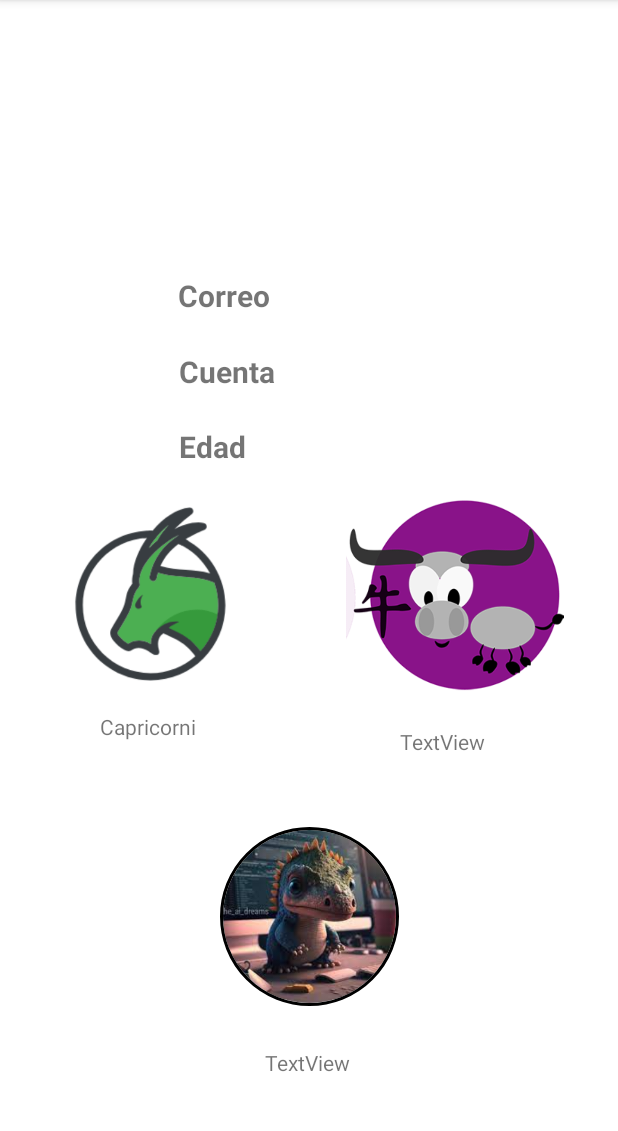
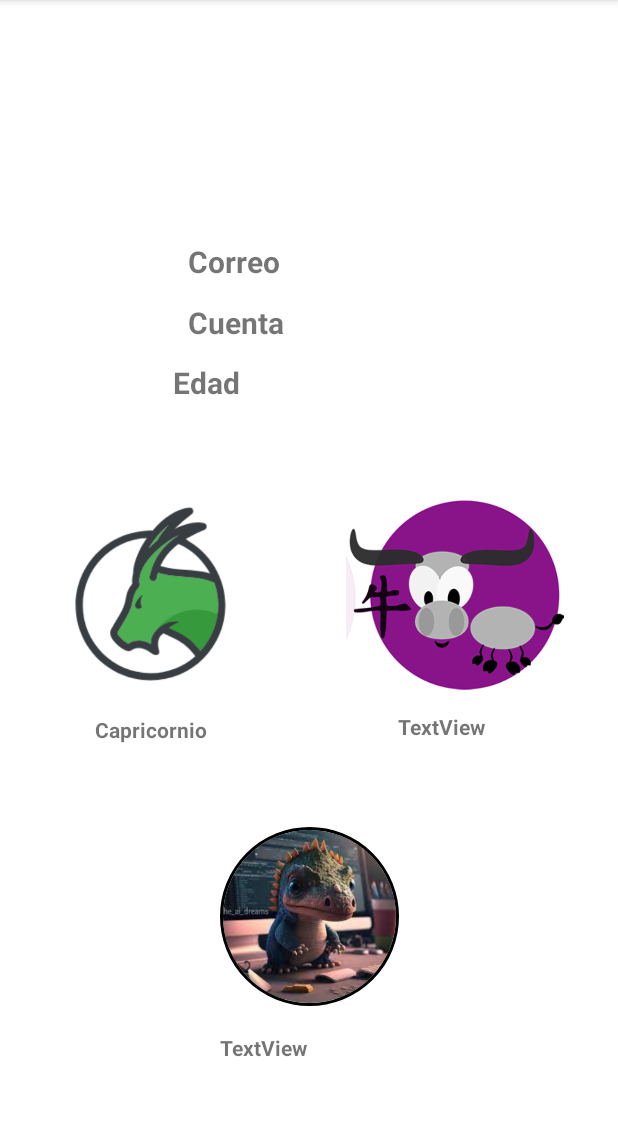
Before and after one commit to PaulafloresS/EJ1computoMovil, an Android app: the Datos screen opened directly, with no data from a screen before it, on a phone screen of 412 x 824 dp, the part 84-1215 px from its top. Run offline under Robolectric (Android 15) with nearby library versions, the light colour scheme and no system bars; our stand-ins replace CircleImageView.

Commit message:
Ya quedó lista la app

```diff
--- a/Ej1/app/src/main/java/com/example/ej1/Datos.kt
+++ b/Ej1/app/src/main/java/com/example/ej1/Datos.kt
@@ -31,7 +31,7 @@ class Datos : AppCompatActivity() {
         binding.idtvApellido.text = nombre
         binding.idtvNombre.text = apellido
 
-        //carreras
+        //CARRERAS
         if(valorSeleccionado == 1) {
             binding.tvprefesion.text = getString(R.string.carrera1)
             binding.ivprofesion.setImageResource(R.drawable.aeroespacial)
@@ -107,9 +107,9 @@ class Datos : AppCompatActivity() {
         }
 
         Log.d("fecha","${mes}"+" "+" "+"${dia}")
-       zodiaco(dia,mes)
 
-        //calculando el horoscopo chino
+
+        //HOROSCOPO CHINO
         if(year==1936 || year==1948 || year==1960 || year==1972 ||year==1984 ||year==1996 || year==2008){
             binding.tvChino.text= getString(R.string.rata)
             binding.ivchino.setImageResource(R.drawable.rata)
@@ -158,73 +158,71 @@ class Datos : AppCompatActivity() {
             binding.tvChino.text = getString(R.string.cerdo)
             binding.ivchino.setImageResource(R.drawable.cerdo)
         }
-
+        //SIGNO ZODIACAL
+        if(mes == 1 && dia >= 20 || mes == 2 && dia <= 19){
+            binding.tvZodiacal.text = getString(R.string.acuario)
+            binding.ivZodiaco.setImageResource(R.drawable.acuario)
         }
-
-    private  fun zodiaco(dia: Int, mes: Int) {
-        when {
-            (mes == 1 && dia >= 20 || mes == 2 && dia <= 19) -> {
+        if(mes == 1 && dia >= 20 || mes == 2 && dia <= 19){
             binding.tvZodiacal.text = getString(R.string.acuario)
             binding.ivZodiaco.setImageResource(R.drawable.acuario)
         }
 
-            (mes == 2 && dia >= 19 || mes == 3 && dia <= 20) -> {
+        if(mes == 2 && dia >= 19 || mes == 3 && dia <= 20) {
             binding.tvZodiacal.text = getString(R.string.picis)
             binding.ivZodiaco.setImageResource(R.drawable.piscis)
         }
 
-            (mes == 12 && dia >= 22 || mes == 1 && dia <= 19) -> {
+        if(mes == 12 && dia >= 22 || mes == 1 && dia <= 19) {
             binding.tvZodiacal.text = getString(R.string.capricornio)
             binding.ivZodiaco.setImageResource(R.drawable.capricornio)
         }
 
-            (mes == 11 && dia >= 22 || mes == 12 && dia <= 21) -> {
+        if(mes == 11 && dia >= 22 || mes == 12 && dia <= 21){
             binding.tvZodiacal.text = getString(R.string.sagitario)
             binding.ivZodiaco.setImageResource(R.drawable.sagitario)
         }
 
-            (mes == 10 && dia >= 23 || mes == 11 && dia <= 21) -> {
+       if (mes == 10 && dia >= 23 || mes == 11 && dia <= 21) {
             binding.tvZodiacal.text = getString(R.string.escorpion)
             binding.ivZodiaco.setImageResource(R.drawable.escorpio)
         }
 
-            (mes == 9 && dia >= 23 || mes == 10 && dia <= 22) -> {
+        if(mes == 9 && dia >= 23 || mes == 10 && dia <= 22)  {
             binding.tvZodiacal.text =  getString(R.string.libra)
             binding.ivZodiaco.setImageResource(R.drawable.libra)
         }
 
-            (mes == 8 && dia >= 23 || mes == 9 && dia <= 22) -> {
+       if (mes == 8 && dia >= 23 || mes == 9 && dia <= 22) {
             binding.tvZodiacal.text =  getString(R.string.virgo)
             binding.ivZodiaco.setImageResource(R.drawable.virgo)
         }
 
-            (mes == 7 && dia >= 23 || mes == 8 && dia <= 22) -> {
+       if (mes == 7 && dia >= 23 || mes == 8 && dia <= 22) {
             binding.tvZodiacal.text =  getString(R.string.leo)
             binding.ivZodiaco.setImageResource(R.drawable.leo)
         }
 
-            (mes == 6 && dia >= 21 || mes == 7 && dia <= 22) -> {
+       if (mes == 6 && dia >= 21 || mes == 7 && dia <= 22)  {
             binding.tvZodiacal.text =  getString(R.string.cancer)
             binding.ivZodiaco.setImageResource(R.drawable.cancer)
         }
 
-            (mes == 5 && dia >= 21 || mes == 6 && dia <= 20) -> {
+       if (mes == 5 && dia >= 21 || mes == 6 && dia <= 20){
             binding.tvZodiacal.text =  getString(R.string.geminis)
             binding.ivZodiaco.setImageResource(R.drawable.geminis)
         }
 
-            (mes == 4 && dia >= 20|| mes == 5 && dia <= 20) -> {
+       if (mes == 4 && dia >= 20|| mes == 5 && dia <= 20) {
             binding.tvZodiacal.text =  getString(R.string.tauro)
             binding.ivZodiaco.setImageResource(R.drawable.tauro)
         }
 
-            (mes == 3 && dia >= 21 || mes == 4 && dia <= 19) -> {
+        if(mes == 3 && dia >= 21 || mes == 4 && dia <= 19) {
             binding.tvZodiacal.text =  getString(R.string.aries)
             binding.ivZodiaco.setImageResource(R.drawable.aries)
         }
 
-            else -> "Input invalido"
-        }
 
     }
 
--- a/Ej1/app/src/main/java/com/example/ej1/MainActivity.kt
+++ b/Ej1/app/src/main/java/com/example/ej1/MainActivity.kt
@@ -5,6 +5,7 @@ import android.content.Intent
 import androidx.appcompat.app.AppCompatActivity
 import android.os.Bundle
 import android.text.TextUtils
+import android.util.Log
 import android.util.Patterns
 import android.view.View
 import android.widget.*
@@ -107,8 +108,8 @@ class MainActivity : AppCompatActivity() {
 
     }
 
-private fun isValidEmail(email: EditText)=
-    (!TextUtils.isEmpty(email.toString()) && Patterns.EMAIL_ADDRESS.matcher(email.toString()).matches())
+    private fun isValidEmail(mail: CharSequence) =
+        (!TextUtils.isEmpty(mail) && Patterns.EMAIL_ADDRESS.matcher(mail).matches())
     fun click(view: View) {
         with(binding) {
             if (etNombre.text.isEmpty()) {
@@ -177,14 +178,16 @@ private fun isValidEmail(email: EditText)=
             }else{
                 bandera = true
             }
-            if(isValidEmail(binding.etEmail)){
-                bandera=true
-            }else{
+            if(!isValidEmail(etEmail.text.toString())){
                 Toast.makeText(
                     this@MainActivity,
                     getString(R.string.correo_invalido),
                     Toast.LENGTH_LONG
                 ).show()
+                Log.d("correo","es incorrecto")
+
+            }else{
+                Log.d("correo","es correcto")
 
             }
         }
--- a/Ej1/app/src/main/res/layout/activity_datos.xml
+++ b/Ej1/app/src/main/res/layout/activity_datos.xml
@@ -14,6 +14,7 @@
         android:text="@string/hintNombre"
         android:textColor="#0F2FDF"
         android:textSize="34sp"
+        android:textStyle="bold"
         app:layout_constraintBottom_toBottomOf="parent"
         app:layout_constraintEnd_toEndOf="parent"
         app:layout_constraintHorizontal_bias="0.55"
@@ -30,10 +31,10 @@
         android:textStyle="bold"
         app:layout_constraintBottom_toBottomOf="parent"
         app:layout_constraintEnd_toEndOf="parent"
-        app:layout_constraintHorizontal_bias="0.362"
+        app:layout_constraintHorizontal_bias="0.381"
         app:layout_constraintStart_toStartOf="parent"
         app:layout_constraintTop_toTopOf="parent"
-        app:layout_constraintVertical_bias="0.248" />
+        app:layout_constraintVertical_bias="0.217" />
 
     <TextView
         android:id="@+id/textView6"
@@ -44,10 +45,10 @@
         android:textStyle="bold"
         app:layout_constraintBottom_toBottomOf="parent"
         app:layout_constraintEnd_toEndOf="parent"
-        app:layout_constraintHorizontal_bias="0.325"
+        app:layout_constraintHorizontal_bias="0.314"
         app:layout_constraintStart_toStartOf="parent"
         app:layout_constraintTop_toTopOf="parent"
-        app:layout_constraintVertical_bias="0.383" />
+        app:layout_constraintVertical_bias="0.326" />
 
     <TextView
         android:id="@+id/textView7"
@@ -58,23 +59,23 @@
         android:textStyle="bold"
         app:layout_constraintBottom_toBottomOf="parent"
         app:layout_constraintEnd_toEndOf="parent"
-        app:layout_constraintHorizontal_bias="0.359"
+        app:layout_constraintHorizontal_bias="0.377"
         app:layout_constraintStart_toStartOf="parent"
         app:layout_constraintTop_toTopOf="parent"
-        app:layout_constraintVertical_bias="0.316" />
+        app:layout_constraintVertical_bias="0.272" />
 
     <TextView
         android:id="@+id/idtvEdad"
-        android:layout_width="134dp"
-        android:layout_height="27dp"
+        android:layout_width="138dp"
+        android:layout_height="28dp"
         android:text="TextView"
         android:textSize="20sp"
         app:layout_constraintBottom_toBottomOf="parent"
         app:layout_constraintEnd_toEndOf="parent"
-        app:layout_constraintHorizontal_bias="0.848"
+        app:layout_constraintHorizontal_bias="0.831"
         app:layout_constraintStart_toStartOf="parent"
         app:layout_constraintTop_toTopOf="parent"
-        app:layout_constraintVertical_bias="0.383" />
+        app:layout_constraintVertical_bias="0.327" />
 
     <TextView
         android:id="@+id/idtvCorreo"
@@ -84,10 +85,10 @@
         android:textSize="20sp"
         app:layout_constraintBottom_toBottomOf="parent"
         app:layout_constraintEnd_toEndOf="parent"
-        app:layout_constraintHorizontal_bias="0.875"
+        app:layout_constraintHorizontal_bias="0.83"
         app:layout_constraintStart_toStartOf="parent"
         app:layout_constraintTop_toTopOf="parent"
-        app:layout_constraintVertical_bias="0.249" />
+        app:layout_constraintVertical_bias="0.217" />
 
     <TextView
         android:id="@+id/idtvNumCuenta"
@@ -97,10 +98,10 @@
         android:textSize="20sp"
         app:layout_constraintBottom_toBottomOf="parent"
         app:layout_constraintEnd_toEndOf="parent"
-        app:layout_constraintHorizontal_bias="0.863"
+        app:layout_constraintHorizontal_bias="0.83"
         app:layout_constraintStart_toStartOf="parent"
         app:layout_constraintTop_toTopOf="parent"
-        app:layout_constraintVertical_bias="0.316" />
+        app:layout_constraintVertical_bias="0.273" />
 
     <TextView
         android:id="@+id/idtvApellido"
@@ -109,6 +110,7 @@
         android:text="@string/hintApellido"
         android:textColor="#0F2FDF"
         android:textSize="34sp"
+        android:textStyle="bold"
         app:layout_constraintBottom_toBottomOf="parent"
         app:layout_constraintEnd_toEndOf="parent"
         app:layout_constraintHorizontal_bias="0.552"
@@ -142,39 +144,42 @@
 
     <TextView
         android:id="@+id/tvZodiacal"
-        android:layout_width="67dp"
-        android:layout_height="19dp"
+        android:layout_width="83dp"
+        android:layout_height="27dp"
         android:text="TextView"
+        android:textStyle="bold"
         app:layout_constraintBottom_toBottomOf="parent"
         app:layout_constraintEnd_toEndOf="parent"
-        app:layout_constraintHorizontal_bias="0.194"
+        app:layout_constraintHorizontal_bias="0.192"
         app:layout_constraintStart_toStartOf="parent"
         app:layout_constraintTop_toTopOf="parent"
-        app:layout_constraintVertical_bias="0.634" />
+        app:layout_constraintVertical_bias="0.644" />
 
     <TextView
         android:id="@+id/tvChino"
-        android:layout_width="wrap_content"
-        android:layout_height="wrap_content"
+        android:layout_width="89dp"
+        android:layout_height="29dp"
         android:text="TextView"
+        android:textStyle="bold"
         app:layout_constraintBottom_toBottomOf="parent"
         app:layout_constraintEnd_toEndOf="parent"
-        app:layout_constraintHorizontal_bias="0.75"
+        app:layout_constraintHorizontal_bias="0.822"
         app:layout_constraintStart_toStartOf="parent"
         app:layout_constraintTop_toTopOf="parent"
-        app:layout_constraintVertical_bias="0.647" />
+        app:layout_constraintVertical_bias="0.643" />
 
     <TextView
         android:id="@+id/tvprefesion"
-        android:layout_width="wrap_content"
-        android:layout_height="wrap_content"
+        android:layout_width="134dp"
+        android:layout_height="44dp"
         android:text="TextView"
+        android:textStyle="bold"
         app:layout_constraintBottom_toBottomOf="parent"
         app:layout_constraintEnd_toEndOf="parent"
-        app:layout_constraintHorizontal_bias="0.498"
+        app:layout_constraintHorizontal_bias="0.527"
         app:layout_constraintStart_toStartOf="parent"
         app:layout_constraintTop_toTopOf="parent"
-        app:layout_constraintVertical_bias="0.933" />
+        app:layout_constraintVertical_bias="0.951" />
 
     <de.hdodenhof.circleimageview.CircleImageView
         android:id="@+id/ivprofesion"
@@ -188,4 +193,5 @@
         app:layout_constraintStart_toStartOf="parent"
         app:layout_constraintTop_toTopOf="parent"
         app:layout_constraintVertical_bias="0.854" />
+
 </androidx.constraintlayout.widget.ConstraintLayout>
--- a/Ej1/app/src/main/res/values/strings.xml
+++ b/Ej1/app/src/main/res/values/strings.xml
@@ -53,6 +53,7 @@
     <string name="caballo">Caballo</string>
     <string name="mono">Mono</string>
     <string name="gallo">Gallo</string>
+    <string name="FechaDeNacimiento">Nacimiento</string>
     <string-array name="carreras">
         <item>@string/SeleccionaCarrera</item>
         <item>@string/carrera1</item>
```
Also changed, not shown: 1 other file. Lines whose indentation alone changed are shown as unchanged.
